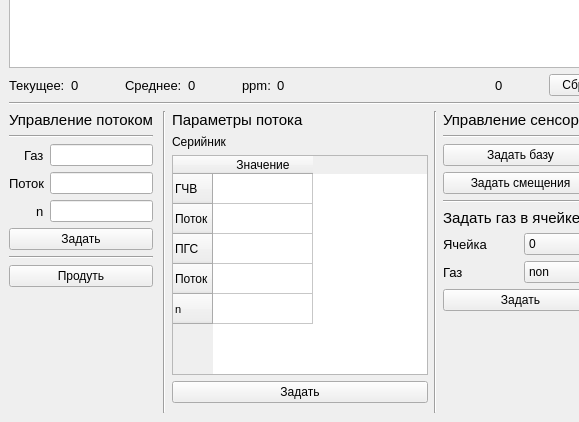
Qt form gui/gui.ui (oskrivon/GBmvp) before a commit; both pictures show x 0 to 579 and y 471 to 893 of the 1263 by 893 pixel window.
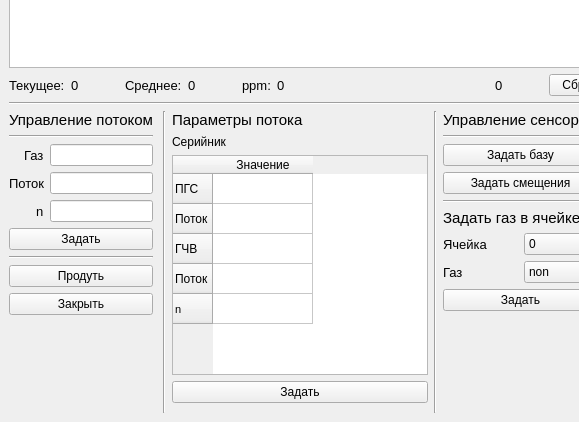
The same form after that commit. Custom widgets are drawn as their Qt base class.

Patch:
```diff
--- a/gui/gui.ui
+++ b/gui/gui.ui
@@ -860,7 +860,7 @@
       <item>
        <layout class="QHBoxLayout" name="horizontalLayout_8">
         <item>
-         <layout class="QVBoxLayout" name="verticalLayout_10" stretch="0,0,0,0,0,0,0">
+         <layout class="QVBoxLayout" name="verticalLayout_10" stretch="0,0,0,0,0,0,0,0">
           <item>
            <widget class="QLabel" name="label_11">
             <property name="font">
@@ -969,6 +969,18 @@
             </property>
            </widget>
           </item>
+          <item>
+           <widget class="QPushButton" name="CloseAir">
+            <property name="font">
+             <font>
+              <pointsize>9</pointsize>
+             </font>
+            </property>
+            <property name="text">
+             <string>Закрыть</string>
+            </property>
+           </widget>
+          </item>
           <item>
            <spacer name="verticalSpacer_2">
             <property name="orientation">
@@ -1060,16 +1072,6 @@
             <height>220</height>
            </size>
           </property>
-          <row>
-           <property name="text">
-            <string>ГЧВ</string>
-           </property>
-          </row>
-          <row>
-           <property name="text">
-            <string>Поток</string>
-           </property>
-          </row>
           <row>
            <property name="text">
             <string>ПГС</string>
@@ -1080,6 +1082,16 @@
             <string>Поток</string>
            </property>
           </row>
+          <row>
+           <property name="text">
+            <string>ГЧВ</string>
+           </property>
+          </row>
+          <row>
+           <property name="text">
+            <string>Поток</string>
+           </property>
+          </row>
           <row>
            <property name="text">
             <string>n</string>
```
